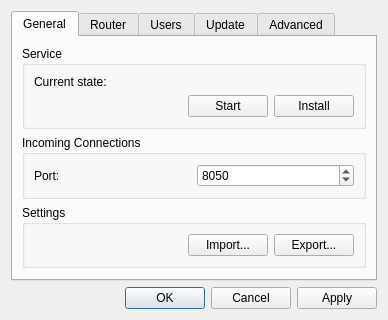
Before: the Qt Designer form source/host/ui/config_dialog.ui in dchapyshev/aspia, drawn with Qt 5.
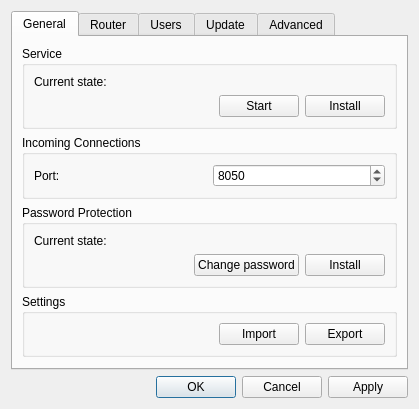
After: the same form once the commit is applied. Icons and pictures are not drawn.

Commit message: Implemented password protection of host settings.

What changed in the file:
```diff
--- a/source/host/ui/config_dialog.ui
+++ b/source/host/ui/config_dialog.ui
@@ -6,8 +6,8 @@
    <rect>
     <x>0</x>
     <y>0</y>
-    <width>388</width>
-    <height>296</height>
+    <width>419</width>
+    <height>379</height>
    </rect>
   </property>
   <property name="windowTitle">
@@ -23,7 +23,7 @@
       <attribute name="title">
        <string>General</string>
       </attribute>
-      <layout class="QVBoxLayout" name="verticalLayout_2">
+      <layout class="QVBoxLayout" name="verticalLayout_9">
        <item>
         <widget class="QGroupBox" name="groupBox">
          <property name="title">
@@ -100,6 +100,53 @@
          </layout>
         </widget>
        </item>
+       <item>
+        <widget class="QGroupBox" name="groupBox_2">
+         <property name="title">
+          <string>Password Protection</string>
+         </property>
+         <layout class="QVBoxLayout" name="verticalLayout_2">
+          <item>
+           <widget class="QLabel" name="label_pass_protection">
+            <property name="text">
+             <string notr="true">Current state:</string>
+            </property>
+           </widget>
+          </item>
+          <item>
+           <layout class="QHBoxLayout" name="horizontalLayout_8">
+            <item>
+             <spacer name="horizontalSpacer_4">
+              <property name="orientation">
+               <enum>Qt::Horizontal</enum>
+              </property>
+              <property name="sizeHint" stdset="0">
+               <size>
+                <width>48</width>
+                <height>17</height>
+               </size>
+              </property>
+             </spacer>
+            </item>
+            <item>
+             <widget class="QPushButton" name="button_change_password">
+              <property name="text">
+               <string>Change password</string>
+              </property>
+             </widget>
+            </item>
+            <item>
+             <widget class="QPushButton" name="button_pass_protection">
+              <property name="text">
+               <string notr="true">Install</string>
+              </property>
+             </widget>
+            </item>
+           </layout>
+          </item>
+         </layout>
+        </widget>
+       </item>
        <item>
         <widget class="QGroupBox" name="groupbox_import_export">
          <property name="title">
@@ -113,7 +160,7 @@
             </property>
             <property name="sizeHint" stdset="0">
              <size>
-              <width>113</width>
+              <width>192</width>
               <height>20</height>
              </size>
             </property>
@@ -122,14 +169,14 @@
           <item>
            <widget class="QPushButton" name="button_import">
             <property name="text">
-             <string>Import...</string>
+             <string>Import</string>
             </property>
            </widget>
           </item>
           <item>
            <widget class="QPushButton" name="button_export">
             <property name="text">
-             <string>Export...</string>
+             <string>Export</string>
             </property>
            </widget>
           </item>
@@ -144,7 +191,7 @@
          <property name="sizeHint" stdset="0">
           <size>
            <width>20</width>
-           <height>2</height>
+           <height>13</height>
           </size>
          </property>
         </spacer>
```
The commit also changes 33 other files.
